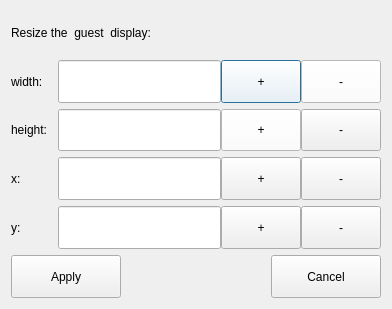
The window that spice-client1/resdialog.ui (DoraemonGoGo/Linux-spiceqt) describes before a commit, drawn with Qt 5.
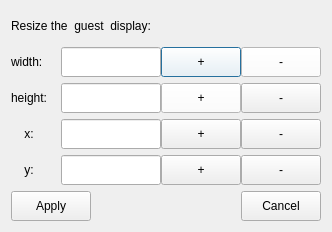
The same window after the commit.

The edit to the form file:
```diff
--- a/spice-client1/resdialog.ui
+++ b/spice-client1/resdialog.ui
@@ -6,8 +6,8 @@
    <rect>
     <x>0</x>
     <y>0</y>
-    <width>392</width>
-    <height>309</height>
+    <width>332</width>
+    <height>232</height>
    </rect>
   </property>
   <property name="windowTitle">
@@ -27,10 +27,13 @@
       </widget>
      </item>
      <item>
-      <layout class="QHBoxLayout" name="horizontalLayout_7" stretch="2,7,1,1">
+      <layout class="QHBoxLayout" name="horizontalLayout_7" stretch="5,10,1,1">
        <property name="spacing">
         <number>0</number>
        </property>
+       <property name="sizeConstraint">
+        <enum>QLayout::SetDefaultConstraint</enum>
+       </property>
        <item>
         <widget class="QLabel" name="label">
          <property name="sizePolicy">
@@ -52,6 +55,9 @@
            <verstretch>0</verstretch>
           </sizepolicy>
          </property>
+         <property name="layoutDirection">
+          <enum>Qt::LeftToRight</enum>
+         </property>
         </widget>
        </item>
        <item>
@@ -89,7 +95,7 @@
       </layout>
      </item>
      <item>
-      <layout class="QHBoxLayout" name="horizontalLayout_8" stretch="2,7,1,1">
+      <layout class="QHBoxLayout" name="horizontalLayout_8" stretch="5,10,1,1">
        <property name="spacing">
         <number>0</number>
        </property>
@@ -124,6 +130,12 @@
            <verstretch>0</verstretch>
           </sizepolicy>
          </property>
+         <property name="maximumSize">
+          <size>
+           <width>1000000</width>
+           <height>16777215</height>
+          </size>
+         </property>
          <property name="styleSheet">
           <string notr="true">background-color: rgb(255, 255, 255);</string>
          </property>
@@ -148,14 +160,14 @@
       </layout>
      </item>
      <item>
-      <layout class="QHBoxLayout" name="horizontalLayout_9" stretch="2,7,0,0">
+      <layout class="QHBoxLayout" name="horizontalLayout_9" stretch="5,10,0,0">
        <property name="spacing">
         <number>0</number>
        </property>
        <item>
         <widget class="QLabel" name="label_5">
          <property name="text">
-          <string>x:</string>
+          <string>    x:</string>
          </property>
         </widget>
        </item>
@@ -204,14 +216,14 @@
       </layout>
      </item>
      <item>
-      <layout class="QHBoxLayout" name="horizontalLayout_11" stretch="2,7,0,0">
+      <layout class="QHBoxLayout" name="horizontalLayout_11" stretch="5,10,0,0">
        <property name="spacing">
         <number>0</number>
        </property>
        <item>
         <widget class="QLabel" name="label_6">
          <property name="text">
-          <string>y:</string>
+          <string>    y:</string>
          </property>
         </widget>
        </item>
```
